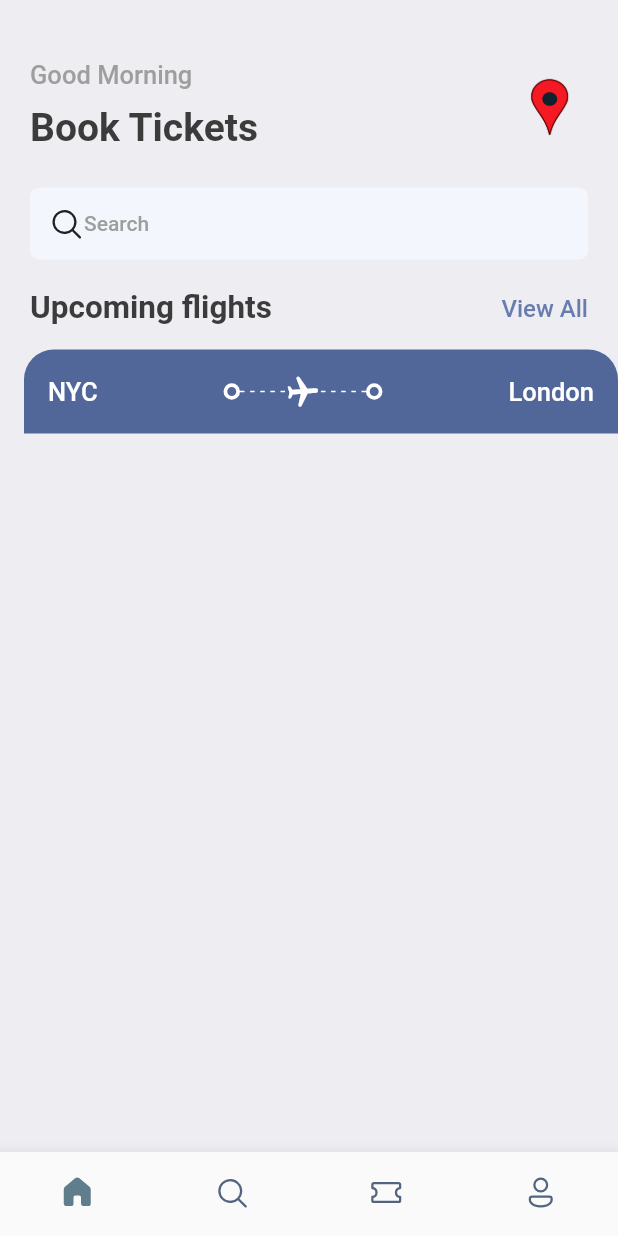
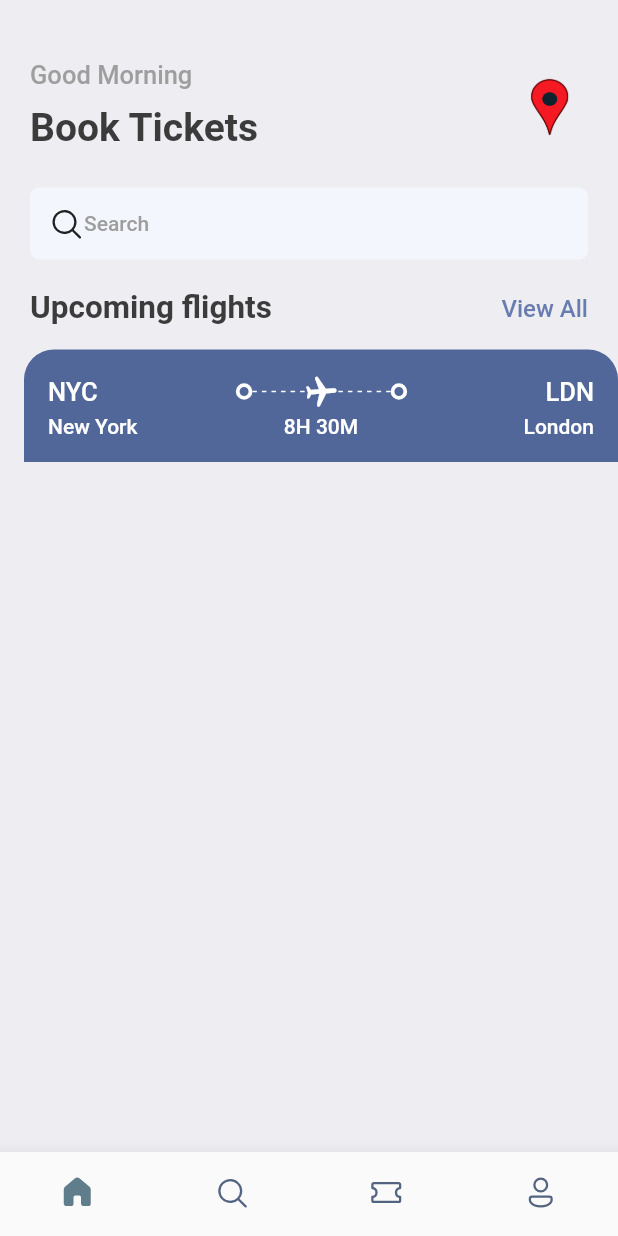
Before and after one commit to jeclauden/travel, a Flutter app: the screen it shows after launch, on a phone screen of 412 x 824 dp. Run offline on Flutter 3.47's test engine with Material 2 defaults, Android fonts, the phone set to English and light mode, and no system bars; our stand-ins replace fluentui_icons, gap.

Commit message:
Update ticket_view.dart
Add second row of the top section of the card

```diff
--- a/lib/screens/ticket_view.dart
+++ b/lib/screens/ticket_view.dart
@@ -1,4 +1,5 @@
 import 'package:flutter/material.dart';
+import 'package:gap/gap.dart';
 import 'package:travel/utils/app_layout.dart';
 import 'package:travel/utils/app_styles.dart';
 import 'package:travel/widgets/thick_circle.dart';
@@ -15,7 +16,11 @@ class TicketView extends StatelessWidget {
       child: Container(
         margin: const EdgeInsets.only(left: 16),
         child: Column(
+          mainAxisSize: MainAxisSize.min,
           children: [
+            /*
+            This container shows the top blue section of the card.
+            */
             Container(
               padding: const EdgeInsets.all(16),
               decoration: BoxDecoration(
@@ -78,12 +83,40 @@ class TicketView extends StatelessWidget {
                       const ThickCircle(),
                       const Spacer(),
                       Text(
-                        "London",
+                        "LDN",
                         style: Styles.headLineStyle_3
                             .copyWith(color: Colors.white),
                       ),
                     ],
                   ),
+                  const Gap(3),
+                  Row(
+                    mainAxisAlignment: MainAxisAlignment.spaceBetween,
+                    children: [
+                      SizedBox(
+                        width: 100,
+                        child: Text(
+                          "New York",
+                          style: Styles.headLineStyle_4
+                              .copyWith(color: Colors.white),
+                        ),
+                      ),
+                      Text(
+                        "8H 30M",
+                        style: Styles.headLineStyle_4
+                            .copyWith(color: Colors.white),
+                      ),
+                      SizedBox(
+                        width: 100,
+                        child: Text(
+                          "London",
+                          textAlign: TextAlign.end,
+                          style: Styles.headLineStyle_4
+                              .copyWith(color: Colors.white),
+                        ),
+                      ),
+                    ],
+                  )
                 ],
               ),
             )
```
